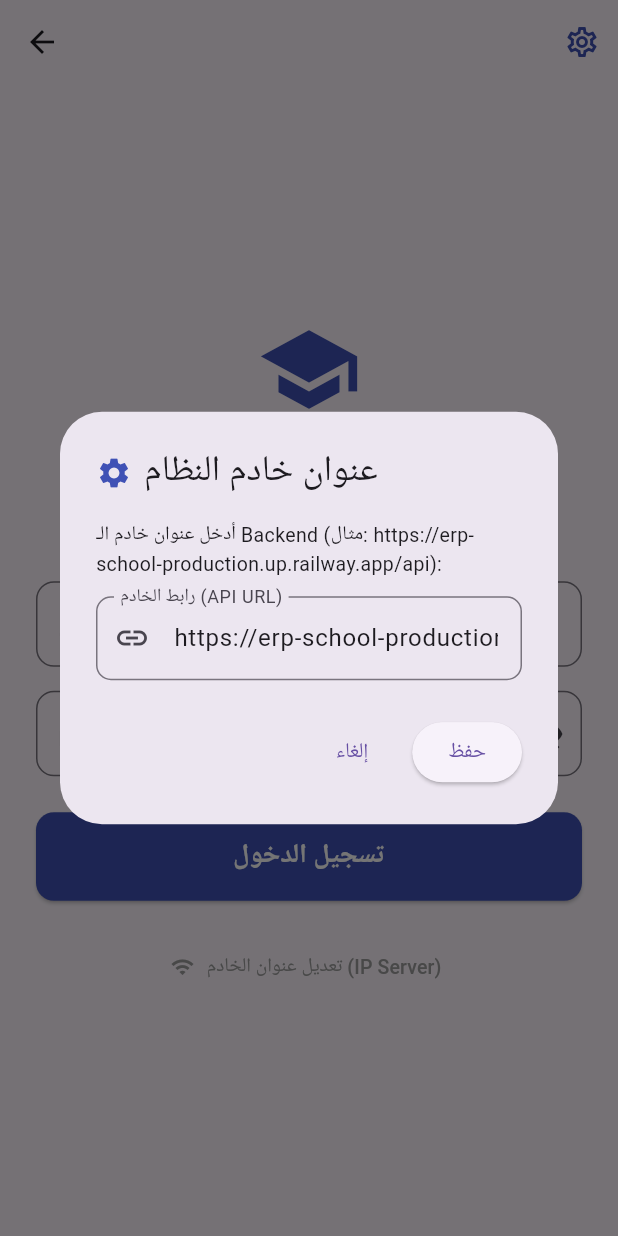
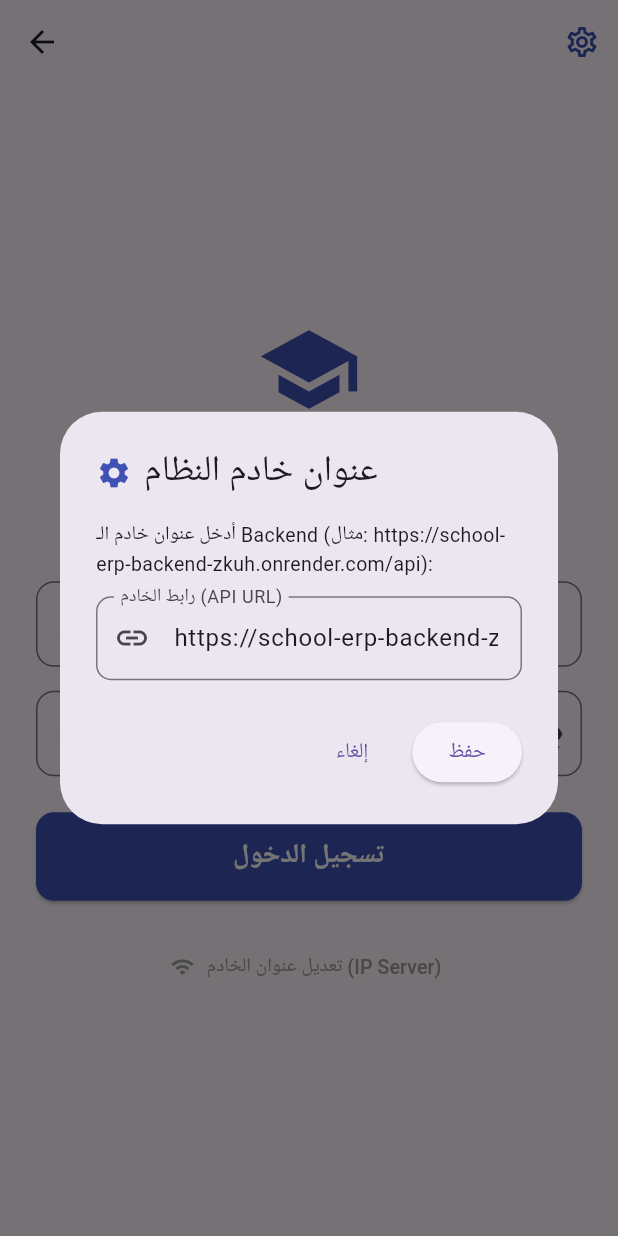
Before and after one commit to yassine-dev2004/School-Management, a Flutter app: the DashboardScreen screen opened directly, after a tap on the "logout" icon, after a tap on "تعديل عنوان الخادم (IP Server)", on a phone screen of 412 x 824 dp. Run offline on Flutter 3.47's test engine with Material 3 defaults, Android fonts, the phone set to English and light mode, and no system bars; our stand-ins replace shared_preferences; accounts and stored records are empty; network calls fail.

Commit message:
feat: connect frontend and mobile to live Render backend

```diff
--- a/mobile/lib/screens/login_screen.dart
+++ b/mobile/lib/screens/login_screen.dart
@@ -113,7 +113,7 @@ class _LoginScreenState extends State<LoginScreen> {
           crossAxisAlignment: CrossAxisAlignment.start,
           children: [
             const Text(
-              'أدخل عنوان خادم الـ Backend (مثال: https://erp-school-production.up.railway.app/api):',
+              'أدخل عنوان خادم الـ Backend (مثال: https://school-erp-backend-zkuh.onrender.com/api):',
               style: TextStyle(fontSize: 13),
             ),
             const SizedBox(height: 12),
--- a/mobile/lib/services/api_service.dart
+++ b/mobile/lib/services/api_service.dart
@@ -3,7 +3,7 @@ import 'package:http/http.dart' as http;
 import 'package:shared_preferences/shared_preferences.dart';
 
 class ApiService {
-  static const String defaultBaseUrl = 'https://erp-school-production.up.railway.app/api';
+  static const String defaultBaseUrl = 'https://school-erp-backend-zkuh.onrender.com/api';
 
   static Future<String> getBaseUrl() async {
     final prefs = await SharedPreferences.getInstance();
```
Also changed, not shown: 1 other file.
